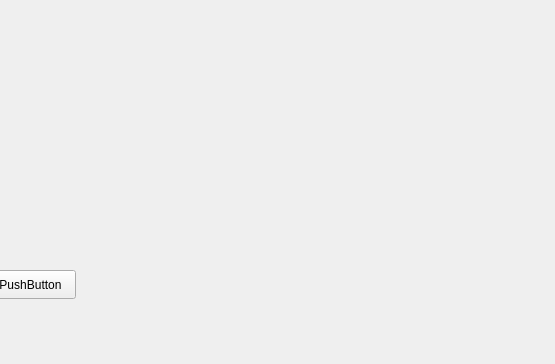
First picture: the form in mainwindow.ui, repository bcthund/I_Am_A_Robot, before the edit; both pictures show x 245 to 800 and y 0 to 364 of the 800 by 600 pixel window.
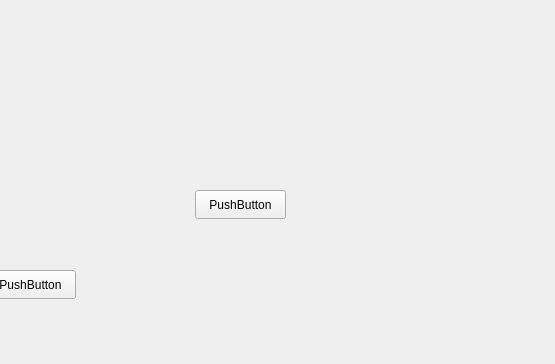
Second picture: the form after the edit.

Commit message: QTCreator Git Test 02

Diff of the .ui file:
```diff
--- a/mainwindow.ui
+++ b/mainwindow.ui
@@ -40,6 +40,19 @@
      <string>PushButton</string>
     </property>
    </widget>
+   <widget class="QPushButton" name="pushButton_3">
+    <property name="geometry">
+     <rect>
+      <x>440</x>
+      <y>190</y>
+      <width>91</width>
+      <height>29</height>
+     </rect>
+    </property>
+    <property name="text">
+     <string>PushButton</string>
+    </property>
+   </widget>
   </widget>
   <widget class="QMenuBar" name="menubar">
    <property name="geometry">
```
